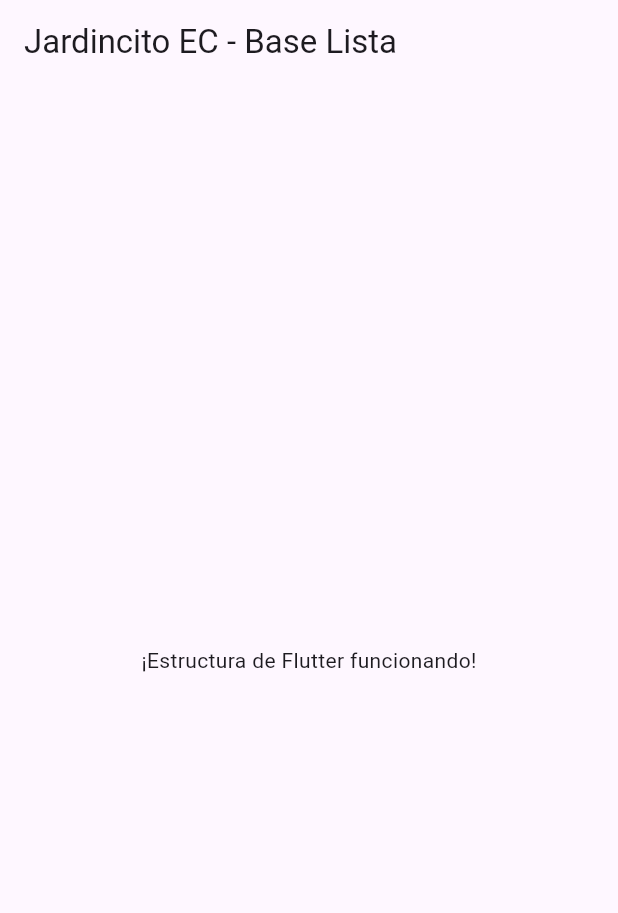
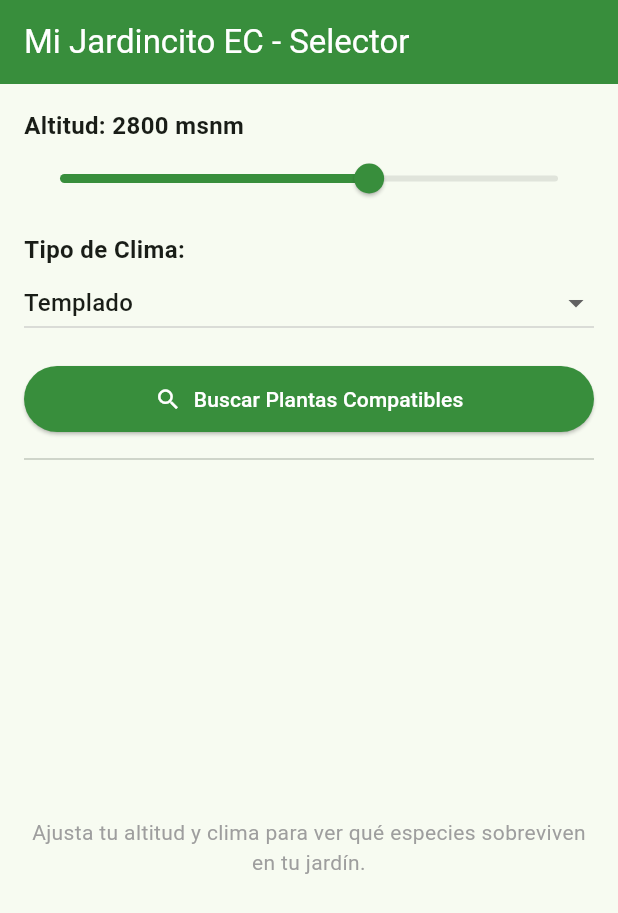
Before and after one commit to NicoleFuentesM/MiJardincito_EC, a Flutter app: the screen it shows after launch, on a phone screen of 412 x 824 dp. Shown: the top 913 px of the screen. Run offline on Flutter 3.47's test engine with Material 3 defaults, Android fonts, the light colour scheme and no system bars; missing offline and left inert: dart:ffi.

Commit message:
Día 2: UI de Quiz, modelo PlantaModel y estructura base de NativeBridge FFI

```diff
--- a/lib/main.dart
+++ b/lib/main.dart
@@ -1,22 +1,23 @@
 import 'package:flutter/material.dart';
+import 'screens/quiz_screen.dart';
 
 void main() {
-  runApp(const JardincitoApp());
+  runApp(const MiJardincitoApp());
 }
 
-class JardincitoApp extends StatelessWidget {
-  const JardincitoApp({super.key});
+class MiJardincitoApp extends StatelessWidget {
+  const MiJardincitoApp({super.key});
 
   @override
   Widget build(BuildContext context) {
     return MaterialApp(
-      title: 'Jardincito EC',
-      home: Scaffold(
-        appBar: AppBar(title: const Text('Jardincito EC - Base Lista')),
-        body: const Center(
-          child: Text('¡Estructura de Flutter funcionando!'),
-        ),
+      title: 'Mi Jardincito EC',
+      debugShowCheckedModeBanner: false,
+      theme: ThemeData(
+        colorScheme: ColorScheme.fromSeed(seedColor: Colors.green),
+        useMaterial3: true,
       ),
+      home: const QuizScreen(),
     );
   }
 }
--- /dev/null
+++ b/lib/models/planta_model.dart
@@ -0,0 +1,37 @@
+class PlantaModel {
+  final String nombreComun;
+  final String nombreCientifico;
+  final String region;
+  final int altitudIdeal;
+  final String tipoClima;
+
+  PlantaModel({
+    required this.nombreComun,
+    required this.nombreCientifico,
+    required this.region,
+    required this.altitudIdeal,
+    required this.tipoClima,
+  });
+
+  // Fábrica para deserializar el JSON que vendrá desde C++ / archivo
+  factory PlantaModel.fromJson(Map<String, dynamic> json) {
+    return PlantaModel(
+      nombreComun: json['nombreComun'] as String,
+      nombreCientifico: json['nombreCientifico'] as String,
+      region: json['region'] as String,
+      altitudIdeal: json['altitudIdeal'] as int,
+      tipoClima: json['tipoClima'] as String,
+    );
+  }
+
+  // Método para convertir a Map si necesitamos depurar o guardar
+  Map<String, dynamic> toJson() {
+    return {
+      'nombreComun': nombreComun,
+      'nombreCientifico': nombreCientifico,
+      'region': region,
+      'altitudIdeal': altitudIdeal,
+      'tipoClima': tipoClima,
+    };
+  }
+}
--- /dev/null
+++ b/lib/screens/quiz_screen.dart
@@ -0,0 +1,142 @@
+import 'package:flutter/material.dart';
+import '../models/planta_model.dart';
+
+class QuizScreen extends StatefulWidget {
+  const QuizScreen({super.key});
+
+  @override
+  State<QuizScreen> createState() => _QuizScreenState();
+}
+
+class _QuizScreenState extends State<QuizScreen> {
+  double _altitudSeleccionada = 2800; // Valor inicial por defecto (Quito)
+  String _climaSeleccionado = 'Templado';
+
+  final List<String> _opcionesClima = [
+    'Paramo',
+    'Templado',
+    'Seco Tropical',
+    'Bosque Nublado',
+    'Humedo Tropical',
+  ];
+
+  // Lista temporal para mostrar las plantas filtradas
+  final List<PlantaModel> _plantasCompatibles = [];
+
+  void _consultarCompatibilidad() {
+    // Nota: En el Día 3 aquí llamaremos a la función nativa C++ mediante FFI.
+    // Por ahora, validamos la regla localmente en Dart para probar la UI:
+    // Tolerancia: |altitudIdeal - altitud| <= 500 y mismo clima.
+    setState(() {
+      // Feedback visual temporal
+      ScaffoldMessenger.of(context).showSnackBar(
+        SnackBar(
+          content: Text(
+            'Consultando para ${_altitudSeleccionada.toInt()} msnm y clima $_climaSeleccionado...',
+          ),
+          duration: const Duration(seconds: 1),
+        ),
+      );
+    });
+  }
+
+  @override
+  Widget build(BuildContext context) {
+    return Scaffold(
+      appBar: AppBar(
+        title: const Text('Mi Jardincito EC - Selector'),
+        backgroundColor: Colors.green.shade700,
+        foregroundColor: Colors.white,
+      ),
+      body: Padding(
+        padding: const EdgeInsets.all(16.0),
+        child: Column(
+          crossAxisAlignment: CrossAxisAlignment.stretch,
+          children: [
+            Text(
+              'Altitud: ${_altitudSeleccionada.toInt()} msnm',
+              style: const TextStyle(fontSize: 16, fontWeight: FontWeight.bold),
+            ),
+            Slider(
+              value: _altitudSeleccionada,
+              min: 0,
+              max: 4500,
+              divisions: 90,
+              label: '${_altitudSeleccionada.toInt()} m',
+              activeColor: Colors.green.shade700,
+              onChanged: (value) {
+                setState(() {
+                  _altitudSeleccionada = value;
+                });
+              },
+            ),
+            const SizedBox(height: 12),
+            const Text(
+              'Tipo de Clima:',
+              style: TextStyle(fontSize: 16, fontWeight: FontWeight.bold),
+            ),
+            DropdownButton<String>(
+              value: _climaSeleccionado,
+              isExpanded: true,
+              items: _opcionesClima.map((String clima) {
+                return DropdownMenuItem<String>(
+                  value: clima,
+                  child: Text(clima),
+                );
+              }).toList(),
+              onChanged: (nuevoClima) {
+                if (nuevoClima != null) {
+                  setState(() {
+                    _climaSeleccionado = nuevoClima;
+                  });
+                }
+              },
+            ),
+            const SizedBox(height: 16),
+            ElevatedButton.icon(
+              style: ElevatedButton.styleFrom(
+                backgroundColor: Colors.green.shade700,
+                foregroundColor: Colors.white,
+                padding: const EdgeInsets.symmetric(vertical: 12),
+              ),
+              onPressed: _consultarCompatibilidad,
+              icon: const Icon(Icons.search),
+              label: const Text('Buscar Plantas Compatibles'),
+            ),
+            const Divider(height: 32),
+            Expanded(
+              child: _plantasCompatibles.isEmpty
+                  ? const Center(
+                      child: Text(
+                        'Ajusta tu altitud y clima para ver qué especies sobreviven en tu jardín.',
+                        textAlign: TextAlign.center,
+                        style: TextStyle(color: Colors.grey),
+                      ),
+                    )
+                  : ListView.builder(
+                      itemCount: _plantasCompatibles.length,
+                      itemBuilder: (context, index) {
+                        final planta = _plantasCompatibles[index];
+                        return Card(
+                          margin: const EdgeInsets.symmetric(vertical: 6),
+                          child: ListTile(
+                            leading: const CircleAvatar(
+                              backgroundColor: Colors.lightGreen,
+                              child: Icon(Icons.eco, color: Colors.white),
+                            ),
+                            title: Text(planta.nombreComun),
+                            subtitle: Text(
+                              '${planta.nombreCientifico}\nRegión: ${planta.region} | Altitud: ${planta.altitudIdeal} msnm',
+                            ),
+                            isThreeLine: true,
+                          ),
+                        );
+                      },
+                    ),
+            ),
+          ],
+        ),
+      ),
+    );
+  }
+}
--- a/pubspec.yaml
+++ b/pubspec.yaml
@@ -34,6 +34,7 @@ dependencies:
   # The following adds the Cupertino Icons font to your application.
   # Use with the CupertinoIcons class for iOS style icons.
   cupertino_icons: ^1.0.8
+  ffi: ^2.2.0
 
 dev_dependencies:
   flutter_test:
```
Also changed, not shown: lib/services/native_bridge.dart (added, +59 -0 lines), pubspec.lock, 1 other file.
